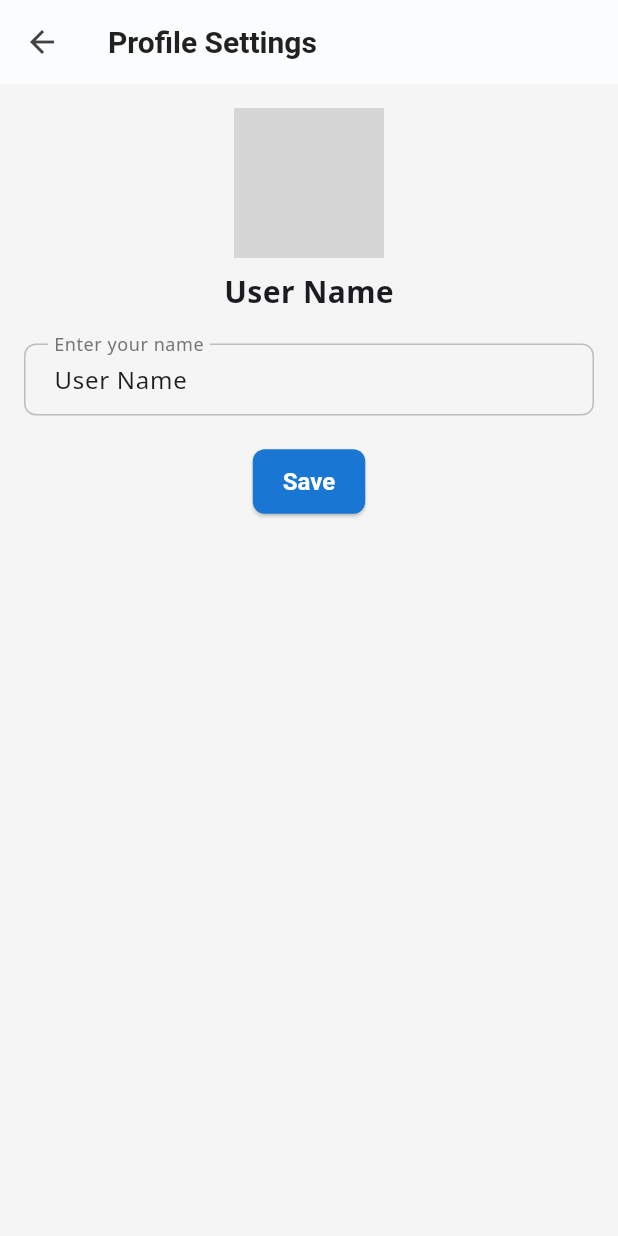
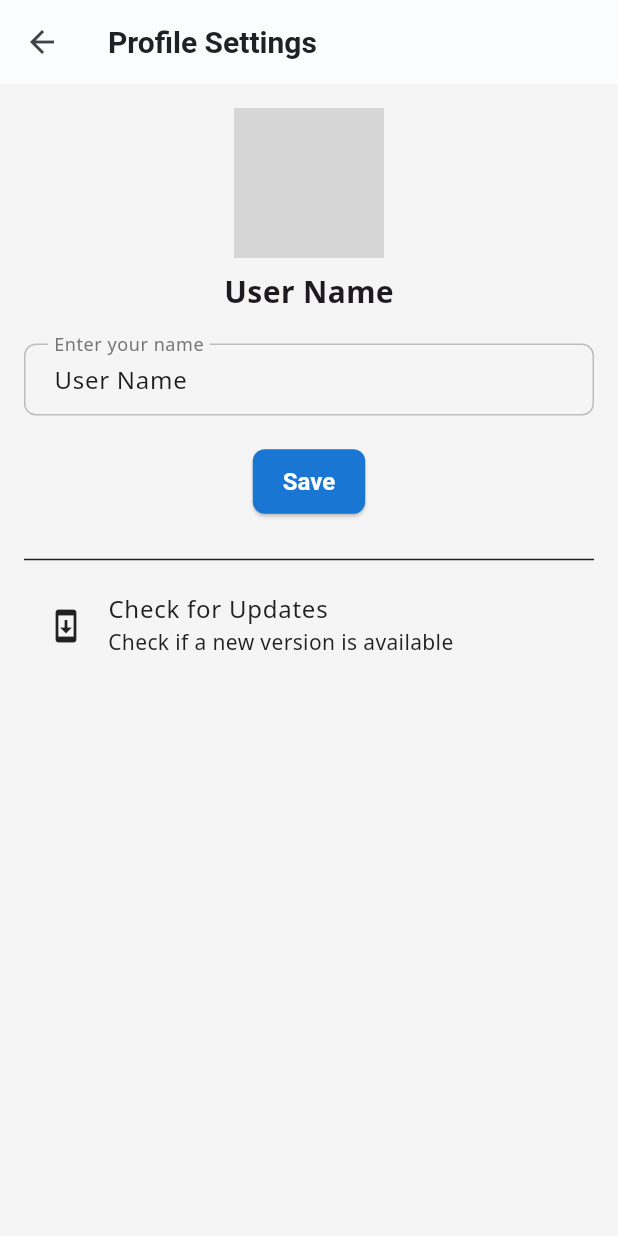
Before and after one commit to deepak-9962/campus_sync_app, a Flutter app: the HomeScreen screen opened by its route, in the side drawer, after a tap on "Profile", on a phone screen of 412 x 824 dp. Run offline on Flutter 3.47's test engine with Material 3 defaults, Android fonts, the phone set to English and light mode, and no system bars; our stand-ins replace cross_file, csv, dio, file_picker, firebase_core, firebase_messaging and 9 more; missing offline and left inert: file_selector, flutter_pdfview, universal_html; accounts and stored records are empty; network calls fail; project files that could hold a hidden picture were left out; grey boxes are pictures that could not be loaded.

Commit message:
Add in-app update feature

```diff
--- a/lib/screens/home_screen.dart
+++ b/lib/screens/home_screen.dart
@@ -20,6 +20,7 @@ import 'hod_dashboard_screen.dart';
 import '../services/auth_service.dart';
 import '../services/hod_service.dart';
 import '../services/user_session_service.dart';
+import '../services/update_service.dart';
 import 'role_test_screen.dart';
 
 class HomeScreen extends StatefulWidget {
@@ -80,6 +81,11 @@ class _HomeScreenState extends State<HomeScreen>
     )..forward();
 
     _checkUserRole();
+
+    // Check for app updates
+    WidgetsBinding.instance.addPostFrameCallback((_) {
+      UpdateService().checkForUpdate(context);
+    });
   }
 
   Future<void> _checkUserRole() async {
--- a/lib/screens/profile_settings_screen.dart
+++ b/lib/screens/profile_settings_screen.dart
@@ -1,4 +1,5 @@
 import 'package:flutter/material.dart';
+import '../services/update_service.dart';
 
 class ProfileSettingsScreen extends StatefulWidget {
   const ProfileSettingsScreen({super.key});
@@ -75,6 +76,16 @@ class _ProfileSettingsScreenState extends State<ProfileSettingsScreen> {
             ),
             const SizedBox(height: 20),
             ElevatedButton(onPressed: _saveProfile, child: const Text('Save')),
+            const SizedBox(height: 20),
+            const Divider(),
+            ListTile(
+              leading: const Icon(Icons.system_update),
+              title: const Text("Check for Updates"),
+              subtitle: const Text("Check if a new version is available"),
+              onTap: () {
+                UpdateService().checkForUpdate(context, showNoUpdate: true);
+              },
+            ),
           ],
         ),
       ),
--- /dev/null
+++ b/lib/services/update_service.dart
@@ -0,0 +1,174 @@
+import 'dart:io';
+import 'package:dio/dio.dart';
+import 'package:flutter/material.dart';
+import 'package:package_info_plus/package_info_plus.dart';
+import 'package:path_provider/path_provider.dart';
+import 'package:open_filex/open_filex.dart';
+import 'package:permission_handler/permission_handler.dart';
+
+class UpdateService {
+  // REPLACE WITH YOUR REPO DETAILS
+  static const String _owner = "deepak-9962";
+  static const String _repo = "campus_sync_app";
+
+  Future<void> checkForUpdate(BuildContext context, {bool showNoUpdate = false}) async {
+    try {
+      // 1. Get current app version
+      PackageInfo packageInfo = await PackageInfo.fromPlatform();
+      String currentVersion = packageInfo.version;
+
+      // 2. Get latest release from GitHub
+      final dio = Dio();
+      final response = await dio.get(
+        'https://api.github.com/repos/$_owner/$_repo/releases/latest',
+      );
+
+      if (response.statusCode == 200) {
+        final Map<String, dynamic> releaseData = response.data;
+        String latestTag = releaseData['tag_name']; // e.g., "v1.0.1"
+
+        // Remove 'v' prefix if present for comparison
+        String latestVersion = latestTag.startsWith('v')
+            ? latestTag.substring(1)
+            : latestTag;
+
+        if (_isNewer(latestVersion, currentVersion)) {
+          // Find the APK asset
+          List assets = releaseData['assets'];
+          String? apkUrl;
+          for (var asset in assets) {
+            if (asset['name'].toString().endsWith('.apk')) {
+              apkUrl = asset['browser_download_url'];
+              break;
+            }
+          }
+
+          if (apkUrl != null) {
+            _showUpdateDialog(context, latestTag, releaseData['body'] ?? '', apkUrl);
+          } else {
+            debugPrint("Update available but no APK found in release assets.");
+          }
+        } else {
+          if (showNoUpdate) {
+            ScaffoldMessenger.of(context).showSnackBar(
+              const SnackBar(content: Text("App is up to date!")),
+            );
+          }
+        }
+      }
+    } catch (e) {
+      debugPrint("Error checking for updates: $e");
+      if (showNoUpdate) {
+        ScaffoldMessenger.of(context).showSnackBar(
+          SnackBar(content: Text("Failed to check for updates: $e")),
+        );
+      }
+    }
+  }
+
+  bool _isNewer(String latest, String current) {
+    List<int> l = latest.split('.').map((e) => int.tryParse(e) ?? 0).toList();
+    List<int> c = current.split('.').map((e) => int.tryParse(e) ?? 0).toList();
+
+    for (int i = 0; i < 3; i++) {
+      int lNum = i < l.length ? l[i] : 0;
+      int cNum = i < c.length ? c[i] : 0;
+      if (lNum > cNum) return true;
+      if (lNum < cNum) return false;
+    }
+    return false;
+  }
+
+  Future<void> _showUpdateDialog(BuildContext context, String version, String notes, String url) async {
+    showDialog(
+      context: context,
+      barrierDismissible: false,
+      builder: (context) => AlertDialog(
+        title: Text("Update Available: $version"),
+        content: SingleChildScrollView(
+          child: Column(
+            mainAxisSize: MainAxisSize.min,
+            crossAxisAlignment: CrossAxisAlignment.start,
+            children: [
+              const Text("A new version is available. Please update to continue."),
+              const SizedBox(height: 10),
+              const Text("Release Notes:", style: TextStyle(fontWeight: FontWeight.bold)),
+              Text(notes),
+            ],
+          ),
+        ),
+        actions: [
+          TextButton(
+            onPressed: () => Navigator.pop(context),
+            child: const Text("Later"),
+          ),
+          ElevatedButton(
+            onPressed: () {
+              Navigator.pop(context);
+              _downloadAndInstall(context, url);
+            },
+            child: const Text("Update Now"),
+          ),
+        ],
+      ),
+    );
+  }
+
+  Future<void> _downloadAndInstall(BuildContext context, String url) async {
+    // Request storage permissions if needed (Android 12+ handles this differently, but good to have)
+    // For installing packages, we need REQUEST_INSTALL_PACKAGES which is in manifest
+
+    // Show downloading indicator
+    showDialog(
+      context: context,
+      barrierDismissible: false,
+      builder: (context) => const AlertDialog(
+        content: Row(
+          children: [
+            CircularProgressIndicator(),
+            SizedBox(width: 20),
+            Text("Downloading update..."),
+          ],
+        ),
+      ),
+    );
+
+    try {
+      Directory? tempDir = await getExternalStorageDirectory();
+      // Fallback to temporary directory if external is null
+      tempDir ??= await getTemporaryDirectory();
+
+      String savePath = "${tempDir.path}/app-release.apk";
+
+      await Dio().download(
+        url,
+        savePath,
+        onReceiveProgress: (received, total) {
+          // You could update a progress bar here
+        },
+      );
+
+      // Close loading dialog
+      if (context.mounted) Navigator.pop(context);
+
+      // Open the file to trigger installation
+      final result = await OpenFilex.open(savePath);
+      if (result.type != ResultType.done) {
+        if (context.mounted) {
+          ScaffoldMessenger.of(context).showSnackBar(
+            SnackBar(content: Text("Could not open APK: ${result.message}")),
+          );
+        }
+      }
+
+    } catch (e) {
+      if (context.mounted) Navigator.pop(context); // Close loading
+      debugPrint("Update error: $e");
+      if (context.mounted) {
+        ScaffoldMessenger.of(context).showSnackBar(
+          SnackBar(content: Text("Update failed: $e")),
+        );
+      }
+    }
+  }
+}
```
